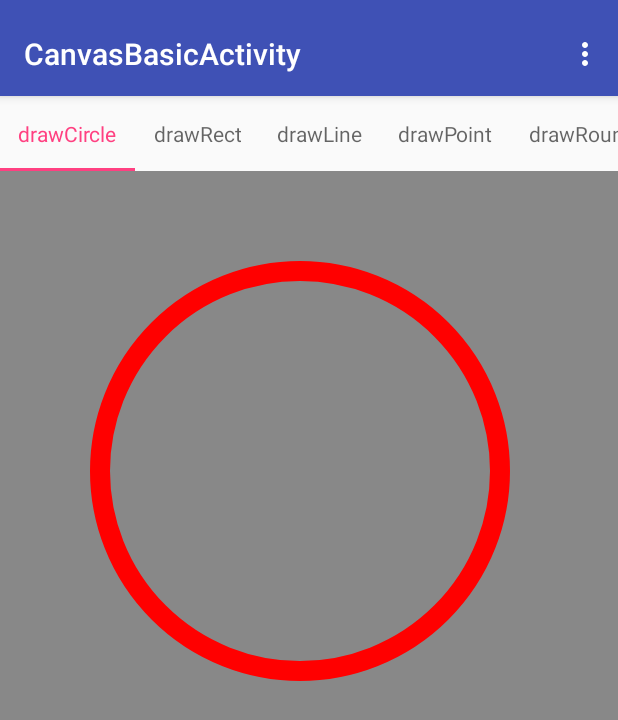
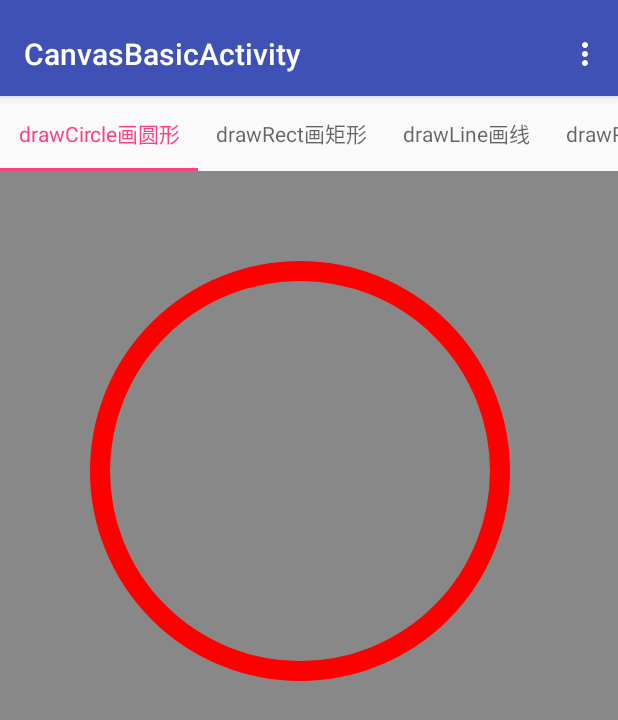
Before and after one commit to 2tman/CanvasDemo, an Android app: the CanvasBasicActivity screen opened directly, with no data from a screen before it, on a phone screen of 412 x 824 dp. Shown: the top 720 px of the screen. Run offline under Robolectric (Android 15) with nearby library versions, the phone set to English and light mode, and no system bars.

Commit message:
Canvas基础

```diff
--- a/app/src/main/java/club/iandroid/canvasdemo/CanvasBasicActivity.java
+++ b/app/src/main/java/club/iandroid/canvasdemo/CanvasBasicActivity.java
@@ -20,7 +20,9 @@ import android.widget.TextView;
 import java.util.ArrayList;
 import java.util.List;
 
+import club.iandroid.canvasdemo.fragments.CanvasArcFragment;
 import club.iandroid.canvasdemo.fragments.CanvasCircleFragment;
+import club.iandroid.canvasdemo.fragments.CanvasDrawPathFragment;
 import club.iandroid.canvasdemo.fragments.CanvasLineFragment;
 import club.iandroid.canvasdemo.fragments.CanvasOvalFragment;
 import club.iandroid.canvasdemo.fragments.CanvasPointFragment;
@@ -72,13 +74,15 @@ public class CanvasBasicActivity extends AppCompatActivity {
 
     private void initDatas(){
         mTitles.clear();
-        mTitles.add("drawCircle");
-        mTitles.add("drawRect");
-        mTitles.add("drawLine");
-        mTitles.add("drawPoint");
+        mTitles.add("drawCircle画圆形");
+        mTitles.add("drawRect画矩形");
+        mTitles.add("drawLine画线");
+        mTitles.add("drawPoint画点");
 
-        mTitles.add("drawRoundRect");
-        mTitles.add("drawOval");
+        mTitles.add("drawRoundRect圆角矩形");
+        mTitles.add("drawOval椭圆");
+        mTitles.add("drawArc圆弧");
+        mTitles.add("drawPath绘制图形");
 
         //画圆形
         fragmentList.add(new CanvasCircleFragment());
@@ -93,6 +97,10 @@ public class CanvasBasicActivity extends AppCompatActivity {
         fragmentList.add(new CanvasRoundRectFragment());
         //画椭圆
         fragmentList.add(new CanvasOvalFragment());
+        //画弧
+        fragmentList.add(new CanvasArcFragment());
+        //绘制图形
+        fragmentList.add(new CanvasDrawPathFragment());
     }
 
     private void addEvent(){
--- a/app/src/main/java/club/iandroid/canvasdemo/canvasview/CustomRoundRectView.java
+++ b/app/src/main/java/club/iandroid/canvasdemo/canvasview/CustomRoundRectView.java
@@ -56,11 +56,13 @@ public class CustomRoundRectView extends View {
         paint.setTextSize(12);//设置文字大小
 //        paint.setAntiAlias(true);//设置抗锯齿开关
 
-
+        canvas.drawRoundRect(new RectF(100, 100, 500, 300), 20, 20, paint);
         /**
          * 绘制圆角矩形
+         * left, top, right, bottom 是四条边的坐标，rx 和 ry 是圆角的横向半径和纵向半径。
          */
 //        canvas.drawRoundRect(100, 100, 500, 300, 50, 50, paint);
-        canvas.drawRoundRect(new RectF(100, 100, 500, 300), 20, 20, paint);
+        paint.setStyle(Paint.Style.FILL);//设置绘制模式 实心 填充模式
+        canvas.drawRoundRect(new RectF(100, 400, 500, 600), 20, 20, paint);
     }
 }
--- /dev/null
+++ b/app/src/main/java/club/iandroid/canvasdemo/fragments/CanvasArcFragment.java
@@ -0,0 +1,35 @@
+package club.iandroid.canvasdemo.fragments;
+
+
+import android.os.Bundle;
+import android.support.v4.app.Fragment;
+import android.view.LayoutInflater;
+import android.view.View;
+import android.view.ViewGroup;
+
+import club.iandroid.canvasdemo.R;
+
+/**
+ * 绘制圆弧
+ * drawArc() 是使用一个椭圆来描述弧形的。
+ * left, top, right, bottom 描述的是这个弧形所在的椭圆；
+ * startAngle 是弧形的起始角度（x 轴的正向，即正右的方向，是 0 度的位置；顺时针为正角度，逆时针为负角度），
+ * sweepAngle 是弧形划过的角度；
+ * useCenter 表示是否连接到圆心，如果不连接到圆心，就是弧形，如果连接到圆心，就是扇形。
+ */
+public class CanvasArcFragment extends Fragment {
+
+
+    public CanvasArcFragment() {
+        // Required empty public constructor
+    }
+
+
+    @Override
+    public View onCreateView(LayoutInflater inflater, ViewGroup container,
+                             Bundle savedInstanceState) {
+        // Inflate the layout for this fragment
+        return inflater.inflate(R.layout.fragment_canvas_arc, container, false);
+    }
+
+}
--- /dev/null
+++ b/app/src/main/java/club/iandroid/canvasdemo/fragments/CanvasDrawPathFragment.java
@@ -0,0 +1,30 @@
+package club.iandroid.canvasdemo.fragments;
+
+
+import android.os.Bundle;
+import android.support.v4.app.Fragment;
+import android.view.LayoutInflater;
+import android.view.View;
+import android.view.ViewGroup;
+
+import club.iandroid.canvasdemo.R;
+
+/**
+ * drawpath 演示
+ */
+public class CanvasDrawPathFragment extends Fragment {
+
+
+    public CanvasDrawPathFragment() {
+        // Required empty public constructor
+    }
+
+
+    @Override
+    public View onCreateView(LayoutInflater inflater, ViewGroup container,
+                             Bundle savedInstanceState) {
+        // Inflate the layout for this fragment
+        return inflater.inflate(R.layout.fragment_canvas_draw_path, container, false);
+    }
+
+}
```
Also changed, not shown: app/src/main/java/club/iandroid/canvasdemo/canvasview/CustomArcView.java (added, +44 -0 lines), app/src/main/java/club/iandroid/canvasdemo/canvasview/CustomLineView.java (+11 -4 lines), app/src/main/java/club/iandroid/canvasdemo/canvasview/CustomPathView.java (added, +126 -0 lines), app/src/main/java/club/iandroid/canvasdemo/fragments/CanvasQuadFragment.java (added, +43 -0 lines), app/src/main/res/layout/fragment_canvas_arc.xml (added, +11 -0 lines), app/src/main/res/layout/fragment_canvas_draw_path.xml (added, +11 -0 lines), app/src/main/res/layout/fragment_canvas_quad.xml (added, +13 -0 lines).
